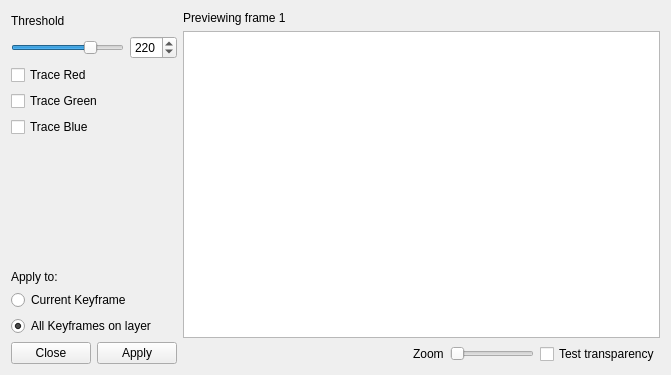
Qt form app/ui/addtransparencytopaperdialog.ui (pencil2d/pencil) before a commit.
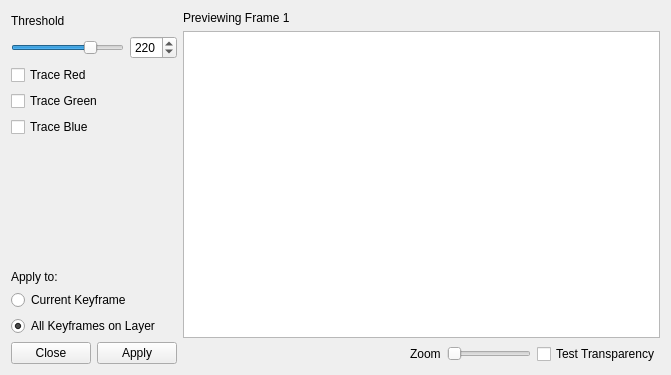
The same form after that commit. Icons and pictures are not drawn.

What changed in the file:
```diff
--- a/app/ui/addtransparencytopaperdialog.ui
+++ b/app/ui/addtransparencytopaperdialog.ui
@@ -211,7 +211,7 @@
      <item>
       <widget class="QRadioButton" name="rbAllKeyframes">
        <property name="text">
-        <string>All Keyframes on layer</string>
+        <string>All Keyframes on Layer</string>
        </property>
        <property name="checked">
         <bool>true</bool>
@@ -232,7 +232,7 @@
      <item>
       <widget class="QLabel" name="labShowingFrame">
        <property name="text">
-        <string notr="true">Previewing frame 1</string>
+        <string notr="true">Previewing Frame 1</string>
        </property>
       </widget>
      </item>
@@ -299,7 +299,7 @@
        <item>
         <widget class="QCheckBox" name="testTransparencyCheckbox">
          <property name="text">
-          <string>Test transparency</string>
+          <string>Test Transparency</string>
          </property>
         </widget>
        </item>
```
Left out of the diff: 6 changed lines with no effect on the pictures.
